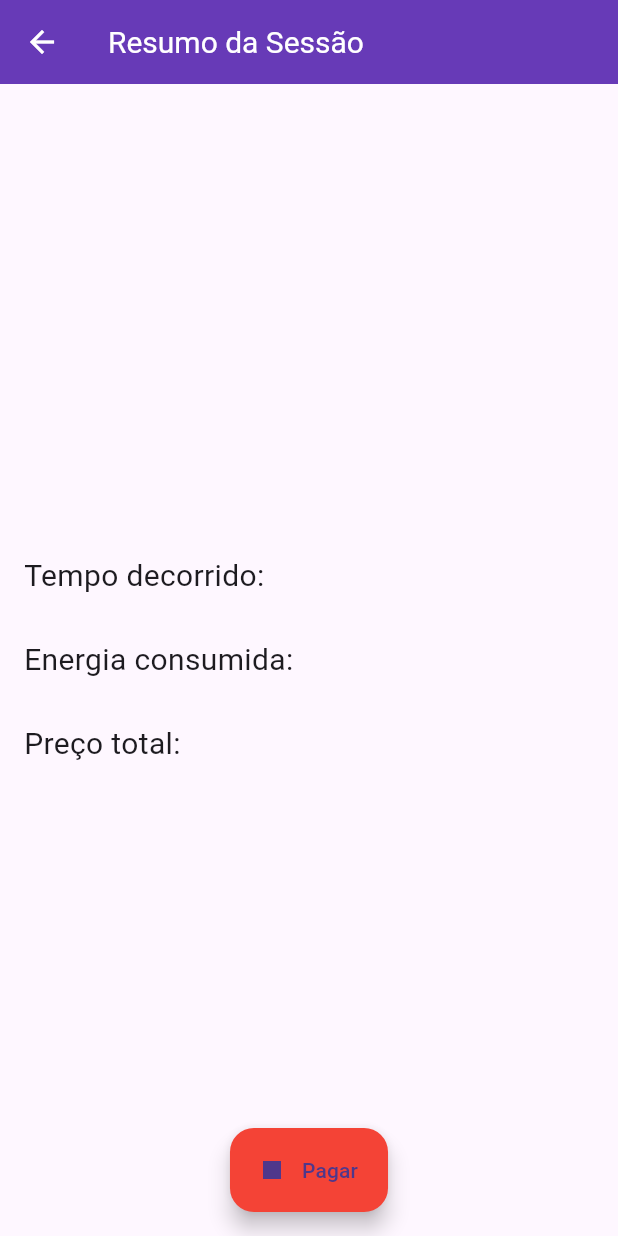
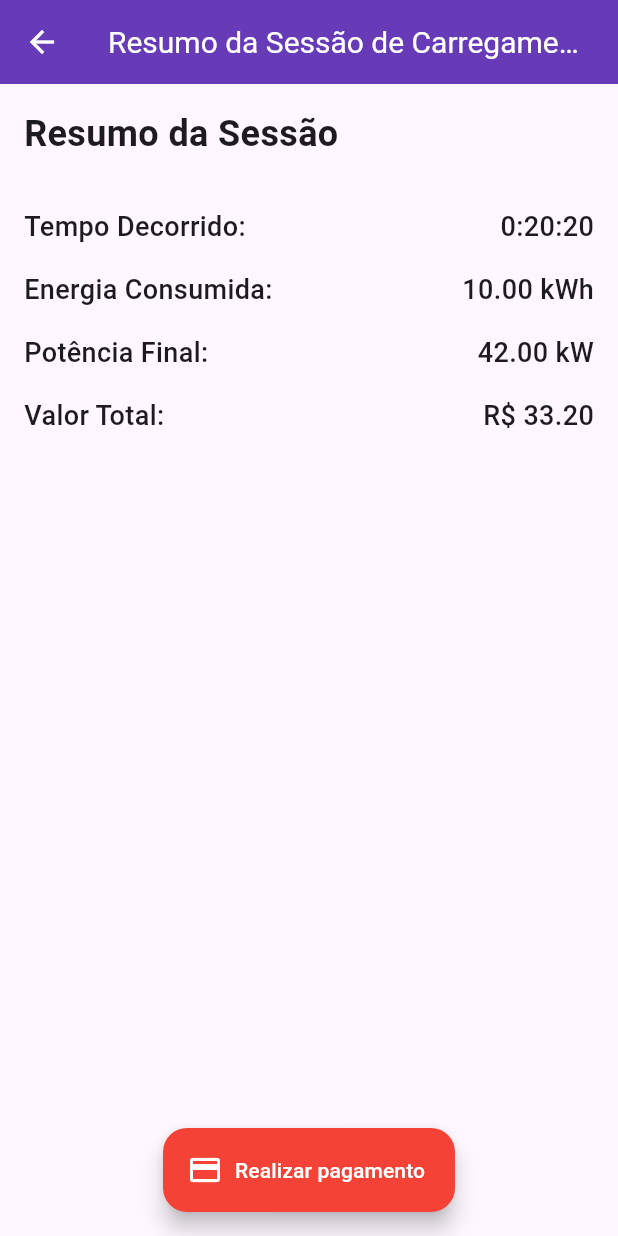
Before and after one commit to edfvalim/BLCharger, a Flutter app: the ChargingSessionView screen opened directly, after a tap on "Finalizar carregamento", on a phone screen of 412 x 824 dp. Run offline on Flutter 3.47's test engine with Material 2 defaults, Android fonts, the light colour scheme and no system bars; missing offline and left inert: qr_code_scanner.

Commit message:
[FIX](codebase): minor fixes

```diff
--- a/blcharger/lib/features/charger/charger_view.dart
+++ b/blcharger/lib/features/charger/charger_view.dart
@@ -31,7 +31,7 @@ class _ChargerViewState extends State<ChargerView> {
               Container(
                 height: 200,
                 decoration: BoxDecoration(
-                  borderRadius: BorderRadius.all(Radius.circular(10)),
+                  borderRadius: const BorderRadius.all(Radius.circular(10)),
                   image: DecorationImage(
                     image: AssetImage(widget.charger.imagePath),
                     fit: BoxFit.cover,
@@ -43,11 +43,11 @@ class _ChargerViewState extends State<ChargerView> {
                 children: [
                   Text(
                     'ID: ${widget.charger.id}',
-                    style: TextStyle(fontSize: 9.0),
+                    style: const TextStyle(fontSize: 9.0),
                   ),
                   Text(
                     widget.charger.description,
-                    style: TextStyle(fontSize: 18.0),
+                    style: const TextStyle(fontSize: 18.0),
                   ),
                 ],
               ),
@@ -61,10 +61,11 @@ class _ChargerViewState extends State<ChargerView> {
           children: <Widget>[
             Column(
               children: [
-                Text('Preço: '),
+                const Text('Preço: '),
                 Text(
                   'R\$ ${widget.charger.pricePerKwh.toStringAsFixed(2)}/kWh',
-                  style: TextStyle(fontSize: 20.0, fontWeight: FontWeight.bold),
+                  style: const TextStyle(
+                      fontSize: 20.0, fontWeight: FontWeight.bold),
                 ),
               ],
             ),
@@ -76,7 +77,7 @@ class _ChargerViewState extends State<ChargerView> {
                 Navigator.push(
                   context,
                   MaterialPageRoute(
-                    builder: (context) => ChargingSessionView(),
+                    builder: (context) => const ChargingSessionView(),
                   ),
                 );
               },
--- a/blcharger/lib/features/charging_session/charge_summary_view.dart
+++ b/blcharger/lib/features/charging_session/charge_summary_view.dart
@@ -1,51 +1,88 @@
 import 'package:flutter/material.dart';
-import 'charging_session_data.dart';
 
-class ChargeSummaryView extends StatefulWidget {
-  final ChargingSessionData sessionData;
+class ChargeSummaryView extends StatelessWidget {
+  final Duration elapsedTime;
+  final double consumedPower;
+  final double instantPower;
+  final double currentPrice;
 
-  ChargeSummaryView({required this.sessionData});
+  const ChargeSummaryView({
+    super.key,
+    required this.elapsedTime,
+    required this.consumedPower,
+    required this.instantPower,
+    required this.currentPrice,
+  });
 
-  @override
-  _ChargeSummaryViewState createState() => _ChargeSummaryViewState();
-}
-
-class _ChargeSummaryViewState extends State<ChargeSummaryView> {
   @override
   Widget build(BuildContext context) {
     return Scaffold(
       appBar: AppBar(
-        title: const Text('Resumo da Sessão'),
+        title: const Text('Resumo da Sessão de Carregamento'),
       ),
-      body: Column(
-        mainAxisAlignment: MainAxisAlignment.center,
-        children: [
-          Container(
-            padding: const EdgeInsets.all(16.0),
-            height: 200,
-            child: const Column(
-              mainAxisAlignment: MainAxisAlignment.spaceAround,
-              crossAxisAlignment: CrossAxisAlignment.start,
-              children: [
-                Text('Tempo decorrido: ', style: TextStyle(fontSize: 20.0)),
-                Text('Energia consumida: ', style: TextStyle(fontSize: 20.0)),
-                Text('Preço total: ', style: TextStyle(fontSize: 20.0)),
-              ],
+      body: Container(
+        padding: const EdgeInsets.all(16.0),
+        child: Column(
+          crossAxisAlignment: CrossAxisAlignment.start,
+          children: <Widget>[
+            const Text(
+              'Resumo da Sessão',
+              style: TextStyle(fontSize: 24.0, fontWeight: FontWeight.bold),
             ),
-          ),
-        ],
+            const SizedBox(height: 24.0),
+            _buildSummaryItem(
+              label: 'Tempo Decorrido:',
+              value: elapsedTime.toString().split('.')[0],
+            ),
+            _buildSummaryItem(
+              label: 'Energia Consumida:',
+              value: '${consumedPower.toStringAsFixed(2)} kWh',
+            ),
+            _buildSummaryItem(
+              label: 'Potência Final:',
+              value: '${instantPower.toStringAsFixed(2)} kW',
+            ),
+            _buildSummaryItem(
+              label: 'Valor Total:',
+              value: 'R\$ ${currentPrice.toStringAsFixed(2)}',
+            ),
+            const Spacer(),
+          ],
+        ),
       ),
       floatingActionButton: FloatingActionButton.extended(
         onPressed: () {
           // Navigator.of(context).push(MaterialPageRoute(
-          //   builder: (context) => ChargeSummaryView(sessionData: sessionData),
+          //   builder: (context) => PaymentView(),
           // ));
         },
-        label: const Text('Pagar'),
-        icon: const Icon(Icons.stop),
+        label: const Text(
+          'Realizar pagamento',
+          style: TextStyle(color: Colors.white),
+        ),
+        icon: const Icon(Icons.payment, color: Colors.white),
         backgroundColor: Colors.red,
       ),
       floatingActionButtonLocation: FloatingActionButtonLocation.centerFloat,
     );
   }
+
+  Widget _buildSummaryItem({required String label, required String value}) {
+    return Padding(
+      padding: const EdgeInsets.symmetric(vertical: 8.0),
+      child: Row(
+        mainAxisAlignment: MainAxisAlignment.spaceBetween,
+        children: <Widget>[
+          Text(
+            label,
+            style: const TextStyle(fontSize: 18.0, fontWeight: FontWeight.w500),
+          ),
+          Text(
+            value,
+            style: const TextStyle(fontSize: 18.0, fontWeight: FontWeight.w500),
+          ),
+        ],
+      ),
+    );
+  }
 }
--- a/blcharger/lib/features/charging_session/charging_session_data.dart
+++ b/blcharger/lib/features/charging_session/charging_session_data.dart
@@ -7,45 +7,53 @@ import 'dart:math';
 
 class ChargingSessionData {
   // Stream controller for each piece of data
-  final StreamController<double> _powerConsumedController = StreamController();
-  final StreamController<double> _currentPowerController = StreamController();
-  final StreamController<double> _currentPriceController = StreamController();
+  final StreamController<double> _consumedPowerController = StreamController();
+  final StreamController<double> _instantPowerController = StreamController();
+  final StreamController<double> _instantPriceController = StreamController();
   final StreamController<Duration> _elapsedTimeController = StreamController();
 
   // Stream getters
-  Stream<double> get powerConsumed => _powerConsumedController.stream;
-  Stream<double> get currentPower => _currentPowerController.stream;
-  Stream<double> get currentPrice => _currentPriceController.stream;
+  Stream<double> get consumedPower => _consumedPowerController.stream;
+  Stream<double> get instantPower => _instantPowerController.stream;
+  Stream<double> get currentPrice => _instantPriceController.stream;
   Stream<Duration> get elapsedTime => _elapsedTimeController.stream;
 
   // Constructor
   ChargingSessionData() {
-    var powerConsumed = 0.0;
+    var consumedPower = 0.0;
+    var elapsedSeconds = 0;
+    var instantPrice = 0.0;
+    var instantPower = 42.0;
+    _instantPowerController.add(instantPower);
+
+    // Simulation of a possible variation in the instant power
+    Timer.periodic(Duration(seconds: Random().nextInt(30)),
+        (Timer currentPowerTimer) {
+      instantPower = 42 + Random().nextDouble();
+      _instantPowerController.add(instantPower);
+    });
+
     // This is where data from the real source will be pulled and added to stream.
-    Timer.periodic(const Duration(seconds: 1), (Timer t) {
+    Timer.periodic(const Duration(seconds: 1), (Timer sessionTimer) {
       // Elapsed time
-      var elapsedSeconds = t.tick;
+      elapsedSeconds = sessionTimer.tick;
       _elapsedTimeController.add(Duration(seconds: elapsedSeconds));
 
-      // Current power: 41.5 kW + random number between 0 and 0.5 kW
-      var currentPower = 41.5 + Random().nextDouble() * 0.5;
-      _currentPowerController.add(currentPower);
+      // Add power consumed in one second to total power consumed (in kWh)
+      consumedPower += instantPower / 3600.0;
+      _consumedPowerController.add(consumedPower);
 
-      // Power consumed: (average current power * elapsed time) / 3600 to convert to kW/h
-      powerConsumed += currentPower / 3600.0;
-      _powerConsumedController.add(powerConsumed);
-
-      // Price: power consumed / 2
-      var price = powerConsumed * 1.9;
-      _currentPriceController.add(price);
+      // Instant price based on power consumed
+      instantPrice = consumedPower * 1.9;
+      _instantPriceController.add(instantPrice);
     });
   }
 
   // Close all streams when done
   void dispose() {
-    _powerConsumedController.close();
-    _currentPowerController.close();
-    _currentPriceController.close();
+    _consumedPowerController.close();
+    _instantPowerController.close();
+    _instantPriceController.close();
     _elapsedTimeController.close();
   }
 }
--- a/blcharger/lib/features/charging_session/charging_session_view.dart
+++ b/blcharger/lib/features/charging_session/charging_session_view.dart
@@ -3,6 +3,11 @@ import 'charging_session_data.dart';
 import 'package:blcharger/features/charging_session/charge_summary_view.dart';
 
 class ChargingSessionView extends StatefulWidget {
+  const ChargingSessionView({
+    super.key,
+    //required this.kwPrice,
+  });
+
   @override
   _ChargingSessionViewState createState() => _ChargingSessionViewState();
 }
@@ -17,19 +22,19 @@ class _ChargingSessionViewState extends State<ChargingSessionView> {
         title: const Text('Sessão de Carregamento'),
       ),
       body: Container(
-        padding: EdgeInsets.all(16.0),
+        padding: const EdgeInsets.all(16.0),
         child: GridView.count(
           crossAxisCount: 2,
           childAspectRatio:
               0.75, // Adjust this value to change the size of the squares.
-          padding: EdgeInsets.all(16.0),
+          padding: const EdgeInsets.all(16.0),
           mainAxisSpacing: 16.0,
           crossAxisSpacing: 16.0,
           children: <Widget>[
             _buildLiveCard(
               color: Colors.deepPurple,
               iconData: Icons.timer,
-              label: 'Tempo Decorrido',
+              label: 'Tempo decorrido:',
               stream: sessionData.elapsedTime,
               dataToString: (value) =>
                   value is Duration ? value.toString().split('.')[0] : '',
@@ -37,23 +42,23 @@ class _ChargingSessionViewState extends State<ChargingSessionView> {
             _buildLiveCard(
               color: Colors.deepPurple,
               iconData: Icons.bolt,
-              label: 'Energia Consumida',
-              stream: sessionData.powerConsumed,
+              label: 'Energia consumida:',
+              stream: sessionData.consumedPower,
               dataToString: (value) =>
                   value is double ? '${value.toStringAsFixed(2)} kWh' : '',
             ),
             _buildLiveCard(
               color: Colors.deepPurple,
               iconData: Icons.speed,
-              label: 'Potência Atual',
-              stream: sessionData.currentPower,
+              label: 'Potência atual:',
+              stream: sessionData.instantPower,
               dataToString: (value) =>
                   value is double ? '${value.toStringAsFixed(2)} kW' : '',
             ),
             _buildLiveCard(
               color: Colors.deepPurple,
               iconData: Icons.monetization_on,
-              label: 'Preço Atual',
+              label: 'Valor atual:',
               stream: sessionData.currentPrice,
               dataToString: (value) =>
                   value is double ? 'R\$ ${value.toStringAsFixed(2)}' : '',
@@ -63,12 +68,28 @@ class _ChargingSessionViewState extends State<ChargingSessionView> {
       ),
       floatingActionButton: FloatingActionButton.extended(
         onPressed: () {
+          final elapsedTime =
+              Duration(seconds: 1220); //sessionData.elapsedTime.value;
+          final consumedPower = 10.0; //sessionData.consumedPower.value;
+          final instantPower = 42.0; //sessionData.instantPower.value;
+          final currentPrice = 33.20; //sessionData.currentPrice.value;
+
+          sessionData.dispose();
+
           Navigator.of(context).push(MaterialPageRoute(
-            builder: (context) => ChargeSummaryView(sessionData: sessionData),
+            builder: (context) => ChargeSummaryView(
+              elapsedTime: elapsedTime,
+              consumedPower: consumedPower,
+              instantPower: instantPower,
+              currentPrice: currentPrice,
+            ),
           ));
         },
-        label: const Text('Finalizar carregamento'),
-        icon: const Icon(Icons.stop),
+        label: const Text(
+          'Finalizar carregamento',
+          style: TextStyle(color: Colors.white),
+        ),
+        icon: const Icon(Icons.payment, color: Colors.white),
         backgroundColor: Colors.red,
       ),
       floatingActionButtonLocation: FloatingActionButtonLocation.centerFloat,
@@ -91,33 +112,34 @@ class _ChargingSessionViewState extends State<ChargingSessionView> {
             if (snapshot.hasError) {
               return Text('Erro: ${snapshot.error}');
             } else if (snapshot.connectionState == ConnectionState.waiting) {
-              return CircularProgressIndicator();
+              return const CircularProgressIndicator();
             } else {
               return Column(
                 mainAxisAlignment: MainAxisAlignment.center,
-                crossAxisAlignment:
-                    CrossAxisAlignment.center, // This should center the text.
+                crossAxisAlignment: CrossAxisAlignment.center,
                 children: <Widget>[
                   Icon(
                     iconData,
-                    size:
-                        40.0, // Adjust this value to change the size of the icons.
+                    size: 48.0,
                     color: Colors.white,
                   ),
-                  const SizedBox(
-                      height:
-                          10.0), // Creates a bit of space between the icon and the text.
+                  const SizedBox(height: 10.0),
                   Text(
                     label,
-                    style: const TextStyle(fontSize: 18.0, color: Colors.white),
-                    textAlign: TextAlign
-                        .center, // This should center the text within the Text widget.
+                    style: const TextStyle(
+                      fontSize: 12.0,
+                      color: Colors.white,
+                    ),
+                    textAlign: TextAlign.center,
                   ),
                   Text(
                     dataToString(snapshot.data),
-                    style: const TextStyle(fontSize: 16.0, color: Colors.white),
-                    textAlign: TextAlign
-                        .center, // This should center the text within the Text widget.
+                    style: const TextStyle(
+                      fontSize: 24.0,
+                      fontWeight: FontWeight.bold,
+                      color: Colors.white,
+                    ),
+                    textAlign: TextAlign.center,
                   ),
                 ],
               );
```
